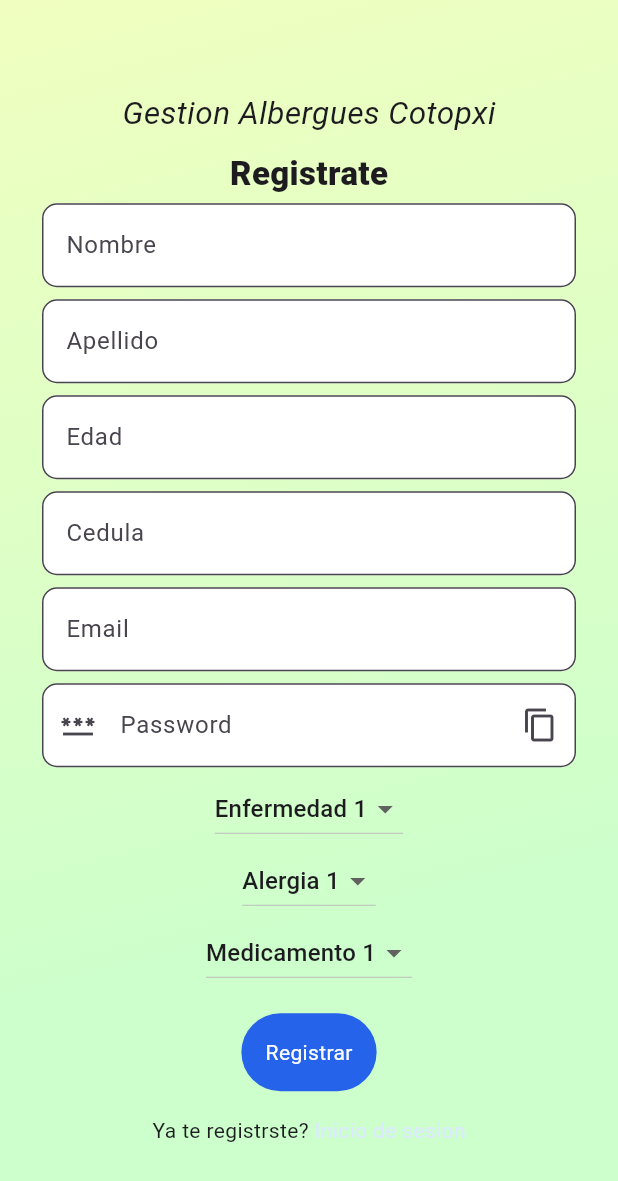
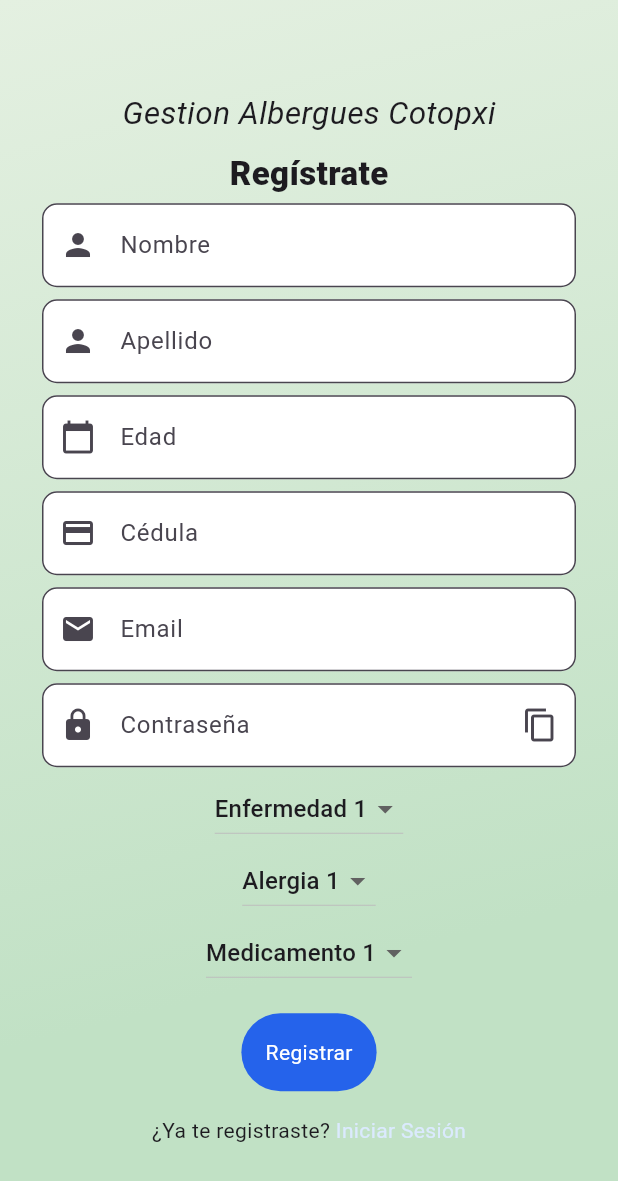
Before and after one commit to IgniaDragnel/Login_Registro_MongoDB, a Flutter app: the screen it shows after launch, after a tap on "Registro", on a phone screen of 412 x 824 dp. Shown: the top 1181 px of the screen. Run offline on Flutter 3.47's test engine with Material 3 defaults, Android fonts, the phone set to English and light mode, and no system bars; drawn by our look-alikes of velocity_x; our stand-ins replace qr_flutter, shared_preferences.

Commit message:
Subida de Codigo

```diff
--- a/lib/config.dart
+++ b/lib/config.dart
@@ -1,12 +1,12 @@
 // ignore: prefer_const_declarations
 //UNIVERSIDAD ESPE-EDUROAM
-//final url = 'http://10.252.93.83:3000/';
+final url = 'http://10.52.233.118:3000/';
 
 //UNIVERSIDAD ESPE-ESPE
 //final url = 'http://10.52.213.192:3000/';
 
 //Mi Casa
-final url = 'http://192.168.100.23:3000/';
+//final url = 'http://192.168.100.23:3000/';
 final register = url + "register";
 final login = url + 'login';
 final addtodo = url + 'storeTodo';
--- a/lib/homePage.dart
+++ b/lib/homePage.dart
@@ -10,18 +10,17 @@ class HomePage extends StatelessWidget {
         title: Text('Home Page'),
       ),
       body: Container(
-        color: Colors.lightGreen[200], // Fondo verde claro
+        color: Color(0xFFB2DFB2), // Fondo verde claro
         child: Center(
           child: Column(
             mainAxisAlignment: MainAxisAlignment.center,
             children: [
               ElevatedButton.icon(
                 onPressed: () {},
-                icon: Icon(Icons.map),
+                icon: Icon(Icons.map, color: Colors.white), // Icono blanco
                 label: Text('Mapa Offline'),
                 style: ElevatedButton.styleFrom(
-                  primary: Colors.green,
-                  onPrimary: Colors.white,
+                  backgroundColor: Color(0xFF4CAF50), // Verde más oscuro
                 ),
               ),
               SizedBox(height: 16), // Espacio entre botones
@@ -32,11 +31,10 @@ class HomePage extends StatelessWidget {
                     MaterialPageRoute(builder: (context) => SignInPage()),
                   );
                 },
-                icon: Icon(Icons.login),
+                icon: Icon(Icons.login, color: Colors.white), // Icono blanco
                 label: Text('Login'),
                 style: ElevatedButton.styleFrom(
-                  primary: Colors.blue,
-                  onPrimary: Colors.white,
+                  backgroundColor: Color(0xFF1976D2), // Azul
                 ),
               ),
               SizedBox(height: 16), // Espacio entre botones
@@ -47,11 +45,11 @@ class HomePage extends StatelessWidget {
                     MaterialPageRoute(builder: (context) => Registration()),
                   );
                 },
-                icon: Icon(Icons.person_add),
+                icon:
+                    Icon(Icons.person_add, color: Colors.white), // Icono blanco
                 label: Text('Registro'),
                 style: ElevatedButton.styleFrom(
-                  primary: Colors.orange,
-                  onPrimary: Colors.white,
+                  backgroundColor: Color(0xFFFFA500), // Naranja
                 ),
               ),
             ],
--- a/lib/main.dart
+++ b/lib/main.dart
@@ -1,6 +1,4 @@
 import 'package:flutter/material.dart';
-import 'package:app_qr_users_view/dashboard.dart';
-import 'package:jwt_decoder/jwt_decoder.dart';
 import 'package:shared_preferences/shared_preferences.dart';
 import 'homePage.dart';
 
@@ -29,8 +27,6 @@ class MyApp extends StatelessWidget {
           primaryColor: Colors.black,
           visualDensity: VisualDensity.adaptivePlatformDensity,
         ),
-        home: (token != null && JwtDecoder.isExpired(token) == false)
-            ? Dashboard(token: token)
-            : HomePage());
+        home: HomePage());
   }
 }
--- a/lib/registration.dart
+++ b/lib/registration.dart
@@ -54,10 +54,7 @@ class _RegistrationState extends State<Registration> {
 
       var jsonResponse = jsonDecode(response.body);
 
-      print(jsonResponse['status']);
-
       if (jsonResponse['status']) {
-        // Generate QR code data without the password
         var qrDataList = [
           emailController.text,
           nombreController.text,
@@ -78,7 +75,29 @@ class _RegistrationState extends State<Registration> {
           ),
         );
       } else {
-        print("Something Went Wrong");
+        if (jsonResponse['message'] == 'email_already_exists') {
+          // Mostrar mensaje de error para correo electrónico existente
+          showDialog(
+            context: context,
+            builder: (BuildContext context) {
+              return AlertDialog(
+                title: Text('Correo ya existe'),
+                content:
+                    Text('El correo que intentas registrar ya está en uso.'),
+                actions: <Widget>[
+                  TextButton(
+                    child: Text('Cerrar'),
+                    onPressed: () {
+                      Navigator.of(context).pop();
+                    },
+                  ),
+                ],
+              );
+            },
+          );
+        } else {
+          print("Algo salió mal");
+        }
       }
     } else {
       setState(() {
@@ -96,11 +115,12 @@ class _RegistrationState extends State<Registration> {
           height: MediaQuery.of(context).size.height,
           decoration: BoxDecoration(
             gradient: LinearGradient(
-                colors: [const Color(0xFFF0FFC0), const Color(0xFFCCFFCC)],
+              colors: [Color(0xFFE4F0E1), Color(0xFFC1E1C5)],
               begin: FractionalOffset.topLeft,
               end: FractionalOffset.bottomCenter,
               stops: [0.0, 0.8],
-                tileMode: TileMode.mirror),
+              tileMode: TileMode.mirror,
+            ),
           ),
           child: Center(
             child: SingleChildScrollView(
@@ -109,7 +129,7 @@ class _RegistrationState extends State<Registration> {
                 children: <Widget>[
                   CommonLogo(),
                   HeightBox(10),
-                  "Registrate".text.size(22).extraBlack.make(),
+                  "Regístrate".text.size(22).extraBlack.make(),
                   TextField(
                     controller: nombreController,
                     keyboardType: TextInputType.text,
@@ -117,11 +137,14 @@ class _RegistrationState extends State<Registration> {
                       filled: true,
                       fillColor: Colors.white,
                       errorStyle: TextStyle(color: Colors.white),
-                        errorText: _isNotValidate ? "Enter Proper Info" : null,
+                      errorText:
+                          _isNotValidate ? "Ingresa información válida" : null,
                       hintText: "Nombre",
                       border: OutlineInputBorder(
-                            borderRadius:
-                                BorderRadius.all(Radius.circular(10.0)))),
+                        borderRadius: BorderRadius.all(Radius.circular(10.0)),
+                      ),
+                      prefixIcon: Icon(Icons.person),
+                    ),
                   ).p4().px24(),
                   TextField(
                     controller: apellidoController,
@@ -130,11 +153,14 @@ class _RegistrationState extends State<Registration> {
                       filled: true,
                       fillColor: Colors.white,
                       errorStyle: TextStyle(color: Colors.white),
-                        errorText: _isNotValidate ? "Enter Proper Info" : null,
+                      errorText:
+                          _isNotValidate ? "Ingresa información válida" : null,
                       hintText: "Apellido",
                       border: OutlineInputBorder(
-                            borderRadius:
-                                BorderRadius.all(Radius.circular(10.0)))),
+                        borderRadius: BorderRadius.all(Radius.circular(10.0)),
+                      ),
+                      prefixIcon: Icon(Icons.person),
+                    ),
                   ).p4().px24(),
                   TextField(
                     controller: edadController,
@@ -143,11 +169,14 @@ class _RegistrationState extends State<Registration> {
                       filled: true,
                       fillColor: Colors.white,
                       errorStyle: TextStyle(color: Colors.white),
-                        errorText: _isNotValidate ? "Enter Proper Info" : null,
+                      errorText:
+                          _isNotValidate ? "Ingresa información válida" : null,
                       hintText: "Edad",
                       border: OutlineInputBorder(
-                            borderRadius:
-                                BorderRadius.all(Radius.circular(10.0)))),
+                        borderRadius: BorderRadius.all(Radius.circular(10.0)),
+                      ),
+                      prefixIcon: Icon(Icons.calendar_today),
+                    ),
                   ).p4().px24(),
                   TextField(
                     controller: cedulaController,
@@ -156,11 +185,14 @@ class _RegistrationState extends State<Registration> {
                       filled: true,
                       fillColor: Colors.white,
                       errorStyle: TextStyle(color: Colors.white),
-                        errorText: _isNotValidate ? "Enter Proper Info" : null,
-                        hintText: "Cedula",
+                      errorText:
+                          _isNotValidate ? "Ingresa información válida" : null,
+                      hintText: "Cédula",
                       border: OutlineInputBorder(
-                            borderRadius:
-                                BorderRadius.all(Radius.circular(10.0)))),
+                        borderRadius: BorderRadius.all(Radius.circular(10.0)),
+                      ),
+                      prefixIcon: Icon(Icons.credit_card),
+                    ),
                   ).p4().px24(),
                   TextField(
                     controller: emailController,
@@ -169,11 +201,14 @@ class _RegistrationState extends State<Registration> {
                       filled: true,
                       fillColor: Colors.white,
                       errorStyle: TextStyle(color: Colors.white),
-                        errorText: _isNotValidate ? "Enter Proper Info" : null,
+                      errorText:
+                          _isNotValidate ? "Ingresa información válida" : null,
                       hintText: "Email",
                       border: OutlineInputBorder(
-                            borderRadius:
-                                BorderRadius.all(Radius.circular(10.0)))),
+                        borderRadius: BorderRadius.all(Radius.circular(10.0)),
+                      ),
+                      prefixIcon: Icon(Icons.email),
+                    ),
                   ).p4().px24(),
                   TextField(
                     controller: passwordController,
@@ -188,7 +223,7 @@ class _RegistrationState extends State<Registration> {
                         },
                       ),
                       prefixIcon: IconButton(
-                          icon: Icon(Icons.password),
+                        icon: Icon(Icons.lock),
                         onPressed: () {
                           String passGen = generatePassword();
                           passwordController.text = passGen;
@@ -198,11 +233,13 @@ class _RegistrationState extends State<Registration> {
                       filled: true,
                       fillColor: Colors.white,
                       errorStyle: TextStyle(color: Colors.white),
-                        errorText: _isNotValidate ? "Enter Proper Info" : null,
-                        hintText: "Password",
+                      errorText:
+                          _isNotValidate ? "Ingresa información válida" : null,
+                      hintText: "Contraseña",
                       border: OutlineInputBorder(
-                            borderRadius:
-                                BorderRadius.all(Radius.circular(10.0)))),
+                        borderRadius: BorderRadius.all(Radius.circular(10.0)),
+                      ),
+                    ),
                   ).p4().px24(),
                   DropdownButton<String>(
                     value: selectedEnfermedad,
@@ -250,28 +287,25 @@ class _RegistrationState extends State<Registration> {
                     GestureDetector(
                       onTap: () => {registerUser()},
                       child: VxBox(
-                              child:
-                                  "Registrar".text.white.makeCentered().p16())
-                          .blue600
-                          .roundedLg
-                          .make()
-                          .px16()
-                          .py16(),
+                        child: "Registrar".text.white.makeCentered().p16(),
+                      ).blue600.roundedLg.make().px16().py16(),
                     ),
                   ]),
                   GestureDetector(
                     onTap: () {
-                      print("Sign In");
+                      print("Iniciar Sesión");
                       Navigator.push(
                         context,
                         MaterialPageRoute(
-                              builder: (context) => SignInPage()));
+                          builder: (context) => SignInPage(),
+                        ),
+                      );
                     },
                     child: HStack([
-                      "Ya te registrste?".text.make(),
-                      " Inicio de sesion".text.blue100.make()
+                      "¿Ya te registraste?".text.make(),
+                      " Iniciar Sesión".text.blue100.make(),
                     ]).centered(),
-                  )
+                  ),
                 ],
               ),
             ),
@@ -304,3 +338,9 @@ String generatePassword() {
   }
   return password;
 }
+
+void main() {
+  runApp(MaterialApp(
+    home: Registration(),
+  ));
+}
```
Also changed, not shown: lib/dashboard.dart (deleted, +0 -37 lines), lib/loginPage.dart (+53 -27 lines), lib/qrgenerar.dart (+26 -3 lines), package.json (+11 -2 lines), pubspec.lock. Lines whose indentation alone changed are shown as unchanged.
